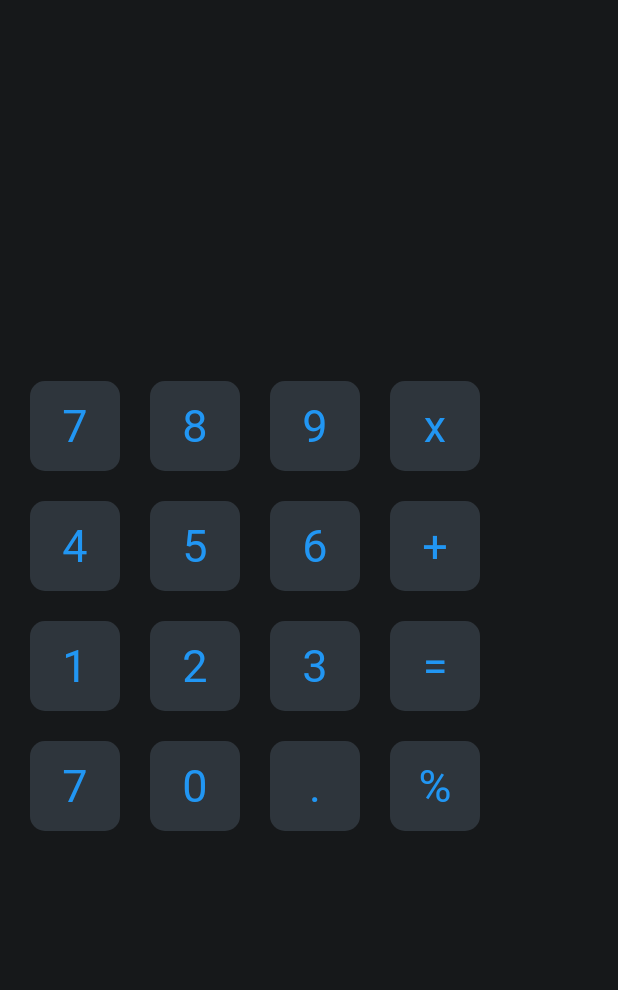
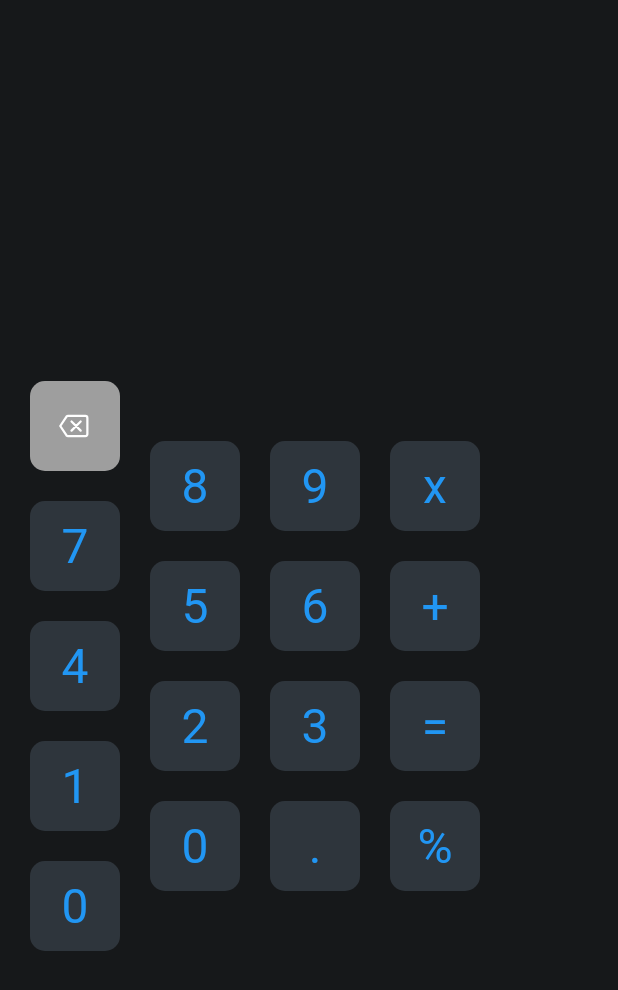
Before and after one commit to ayed87/calculator_app, a Flutter app: the screen it shows after launch, on a phone screen of 412 x 824 dp. Shown: the top 990 px of the screen. Run offline on Flutter 3.47's test engine with Material 2 defaults, Android fonts, the phone set to English and light mode, and no system bars; our stand-ins replace ionicons.

Commit message:
functionWidget is added and some new things

```diff
--- /dev/null
+++ b/lib/components/function_widget.dart
@@ -0,0 +1,30 @@
+import 'package:calculator/constants.dart';
+import 'package:flutter/material.dart';
+
+class FunctionWidget extends StatelessWidget {
+  IconData icon;
+  VoidCallback? onpress;
+  FunctionWidget({required this.icon, this.onpress});
+
+  @override
+  Widget build(BuildContext context) {
+    return GestureDetector(
+      onTap: onpress,
+      child: Container(
+        margin: EdgeInsets.all(10),
+        width: 60,
+        height: 60,
+        decoration: BoxDecoration(
+          color: Colors.grey,
+          borderRadius: BorderRadius.circular(10),
+        ),
+        child: Center(
+          child: Icon(
+            icon,
+            color: Colors.white,
+          ),
+        ),
+      ),
+    );
+  }
+}
--- a/lib/constants.dart
+++ b/lib/constants.dart
@@ -2,4 +2,7 @@ import 'package:flutter/material.dart';
 
 const kBackGroundColor = Color(0XFF16181A);
 const kReslutTextStyle = TextStyle(color: Colors.white, fontSize: 55);
-const kNumberTextStyle = TextStyle(fontSize: 30, color: Colors.blue);
+const kNumberTextStyle = TextStyle(
+  fontSize: 32,
+  color: Colors.blue,
+);
--- a/lib/main.dart
+++ b/lib/main.dart
@@ -12,7 +12,6 @@ class Calculator extends StatelessWidget {
   @override
   Widget build(BuildContext context) {
     return MaterialApp(
-      title: 'Flutter Demo',
       home: CalculatorPage(),
     );
   }
--- a/lib/pages/calculator_page.dart
+++ b/lib/pages/calculator_page.dart
@@ -1,6 +1,8 @@
 import 'package:flutter/material.dart';
 import 'package:calculator/constants.dart';
 import 'package:calculator/components/number_widget.dart';
+import 'package:calculator/components/function_widget.dart';
+import 'package:ionicons/ionicons.dart';
 
 class CalculatorPage extends StatefulWidget {
   @override
@@ -43,6 +45,16 @@ class _CalculatorPageState extends State<CalculatorPage> {
                 children: [
                   Column(
                     children: [
+                      FunctionWidget(
+                        icon: Ionicons.backspace_outline,
+                        onpress: () {
+                          setState(() {
+                            if (result != null && result.length > 0) {
+                              result = result.substring(0, result.length - 1);
+                            }
+                          });
+                        },
+                      ),
                       NumberWidget(
                         number: '7',
                         onpress: () {
@@ -68,10 +80,10 @@ class _CalculatorPageState extends State<CalculatorPage> {
                         },
                       ),
                       NumberWidget(
-                        number: '7',
+                        number: '0',
                         onpress: () {
                           setState(() {
-                            changeResult('7');
+                            changeResult('0');
                           });
                         },
                       ),
--- a/pubspec.yaml
+++ b/pubspec.yaml
@@ -34,6 +34,7 @@ dependencies:
   # The following adds the Cupertino Icons font to your application.
   # Use with the CupertinoIcons class for iOS style icons.
   cupertino_icons: ^1.0.2
+  ionicons: ^0.2.1
 
 dev_dependencies:
   flutter_test:
```
Also changed, not shown: lib/components/number_widget.dart (+23 -0 lines), pubspec.lock.
